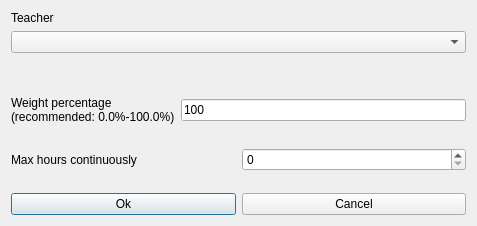
This is fet/src/interface/modifyconstraintteachermaxhourscontinuouslyform_template.ui in vonmecheln/fet as Qt 5 draws it before an edit. The edited form follows.
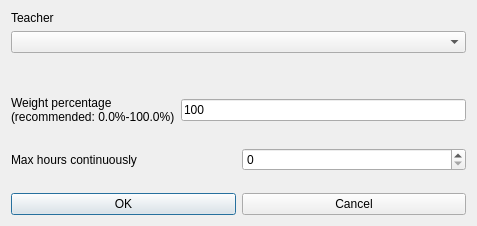
This is the edited form.

```diff
--- a/fet/src/interface/modifyconstraintteachermaxhourscontinuouslyform_template.ui
+++ b/fet/src/interface/modifyconstraintteachermaxhourscontinuouslyform_template.ui
@@ -142,7 +142,7 @@
      <item>
       <widget class="QPushButton" name="okPushButton">
        <property name="text">
-        <string>Ok</string>
+        <string>OK</string>
        </property>
       </widget>
      </item>
```
